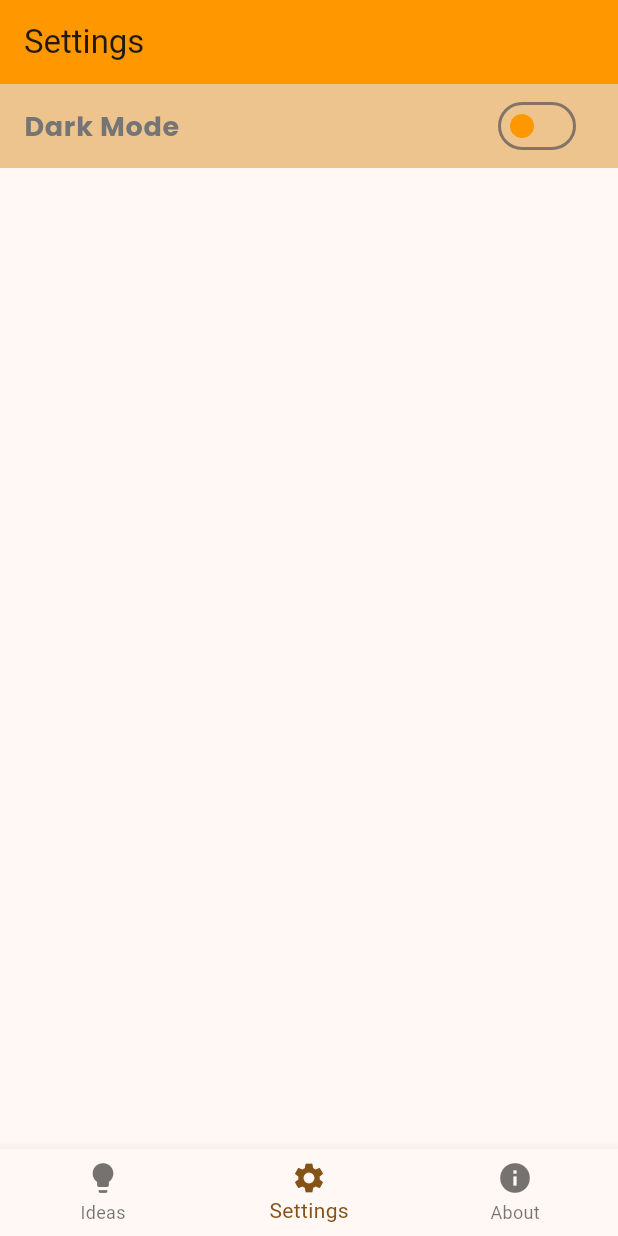
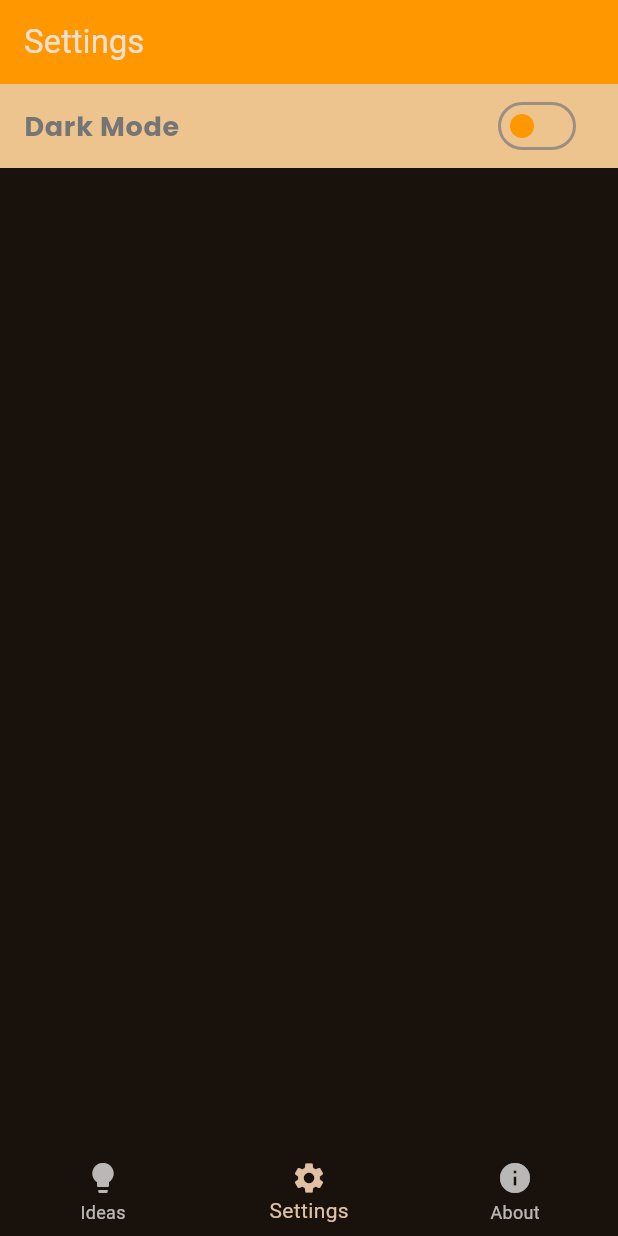
Before and after one commit to Veeqy/ideavault, a Flutter app: the screen it shows after launch, item 2 of the bottom bar chosen, after a tap on "Dark Mode", on a phone screen of 412 x 824 dp. Run offline on Flutter 3.47's test engine with Material 3 defaults, Android fonts, the phone set to English and light mode, and no system bars; our stand-ins replace flutter_riverpod, go_router.

```diff
--- a/lib/features/ideas/application/theme_notifier.dart
+++ b/lib/features/ideas/application/theme_notifier.dart
@@ -1,18 +1,14 @@
 import 'package:flutter/material.dart';
 import 'package:flutter_riverpod/legacy.dart';
-import 'package:flutter_riverpod/flutter_riverpod.dart';
 
 class ThemeNotifier extends StateNotifier<ThemeMode> {
-  ThemeNotifier() : super(ThemeMode.system); // Default to light mode
+  ThemeNotifier() : super(ThemeMode.light); // Default to light mode
   void toggleTheme() {
 // toggle ThemeMode, preserving system if present
 if (state == ThemeMode.light) {
   state = ThemeMode.dark;
 } else if (state == ThemeMode.dark) {
   state = ThemeMode.light;
-} else {
-  // keep system or set a default
-  state = ThemeMode.system;
 }
 }
 }
--- a/lib/features/settings/presentation/screens/settings_screen.dart
+++ b/lib/features/settings/presentation/screens/settings_screen.dart
@@ -14,7 +14,7 @@ class SettingsScreen extends ConsumerWidget {
         title: const Text('Settings'),
         backgroundColor: AppColors.primary,
         ),
-      body:  SwitchListTile(value: themeMode == ThemeMode.dark,
+      body:  SwitchListTile(value: themeMode == ThemeMode.light,
        onChanged: (bool value) {
         ref.read(themeNotifierProvider.notifier).toggleTheme();
       },
```
